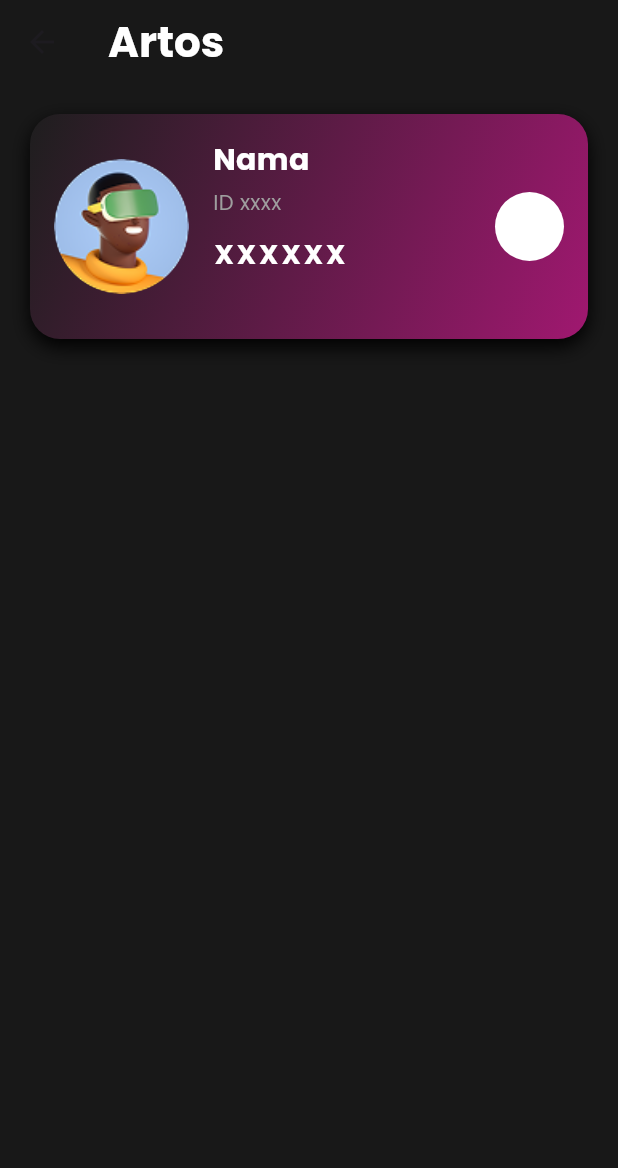
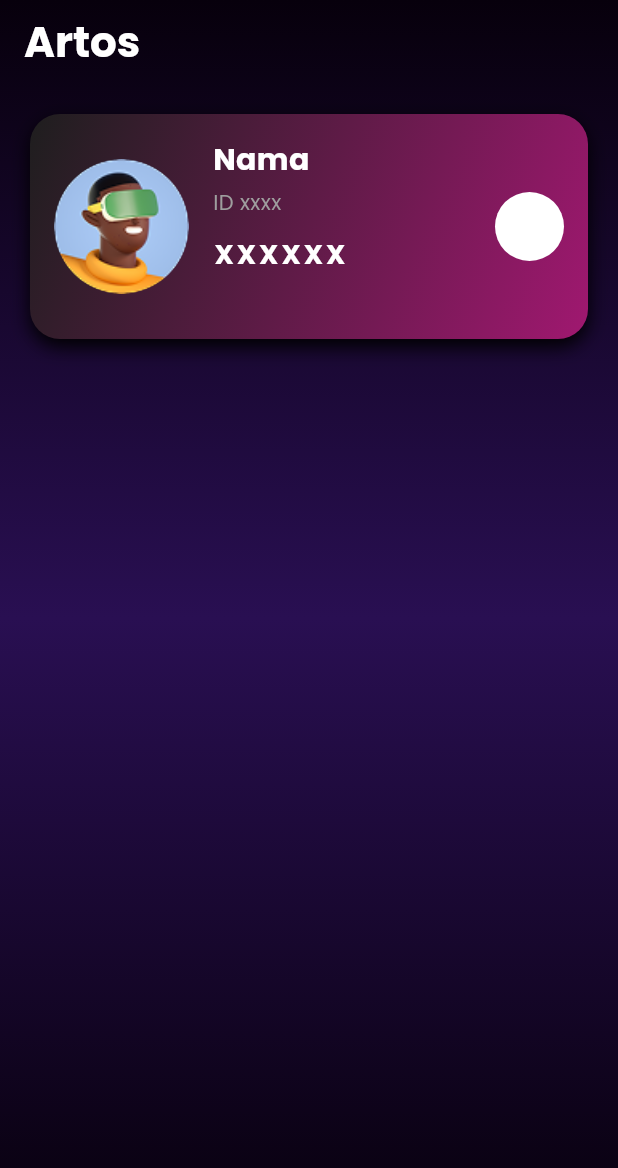
Before and after one commit to Wrrynn/4RT05, a Flutter app: the HomePage screen opened directly, on a phone screen of 412 x 824 dp. Shown: the top 1168 px of the screen. Run offline on Flutter 3.47's test engine with Material 3 defaults, Android fonts, the phone set to English and light mode, and no system bars.

Commit message:
manambahkan import bg

```diff
--- a/lib/main.dart
+++ b/lib/main.dart
@@ -1,6 +1,7 @@
 //import 'package:artos/pages/homePage.dart';
 //import 'package:artos/pages/homePage.dart';
-import 'package:artos/pages/login.dart';
+import 'package:artos/pages/home.dart';
+//import 'package:artos/pages/login.dart';
 import 'package:flutter/material.dart';
 
 void main() {
@@ -16,7 +17,7 @@ class MyApp extends StatelessWidget {
     return MaterialApp(
       debugShowCheckedModeBanner: false,
       theme: ThemeData(fontFamily: 'Poppins'),
-      home: const Login()
+      home: const HomePage()
     );
   }
 }
--- a/lib/pages/home.dart
+++ b/lib/pages/home.dart
@@ -1,12 +1,15 @@
 import 'package:flutter/material.dart';
+import 'package:artos/widgets/bgPurple.dart';
 
 class HomePage extends StatelessWidget {
   const HomePage({super.key});
+
   @override
   Widget build(BuildContext context) {
-    return Scaffold(
+    return BackgroundApp(
+      child: Scaffold(
         appBar: appBar(),
-      backgroundColor: Color.fromARGB(255, 24, 24, 24),
+        backgroundColor: Colors.transparent,
         body: Column(
           crossAxisAlignment: CrossAxisAlignment.start,
           children: [
@@ -14,6 +17,7 @@ class HomePage extends StatelessWidget {
             SizedBox(height: 10),
             //fiturApp(),
           ],
+        ),
       ),
     );
   }
@@ -138,7 +142,7 @@ class HomePage extends StatelessWidget {
           fontWeight: FontWeight.bold,
         ),
       ),
-      backgroundColor: Color.fromARGB(255, 24, 24, 24),
+      backgroundColor: Colors.transparent,
       elevation: 0.0,
     );
   }
--- /dev/null
+++ b/lib/widgets/bgPurple.dart
@@ -0,0 +1,25 @@
+import 'package:flutter/material.dart';
+
+class BackgroundApp extends StatelessWidget {
+  final Widget child;
+  const BackgroundApp({required this.child, super.key});
+
+  @override
+  Widget build(BuildContext context) {
+    return Container(
+      decoration: const BoxDecoration(
+        gradient: LinearGradient(
+          colors:[
+            Color(0xFF07000C),
+            Color(0xFF290F52),
+            Color(0xFF07000C),
+          ],
+          begin: Alignment.topCenter,
+          end: Alignment.bottomCenter
+        ),
+      ),
+      child: child,
+    );
+
+  }
+}
```
Also changed, not shown: assets/icons/sendmoney.png (added), assets/icons/topup.png (added). Lines whose indentation alone changed are shown as unchanged.
